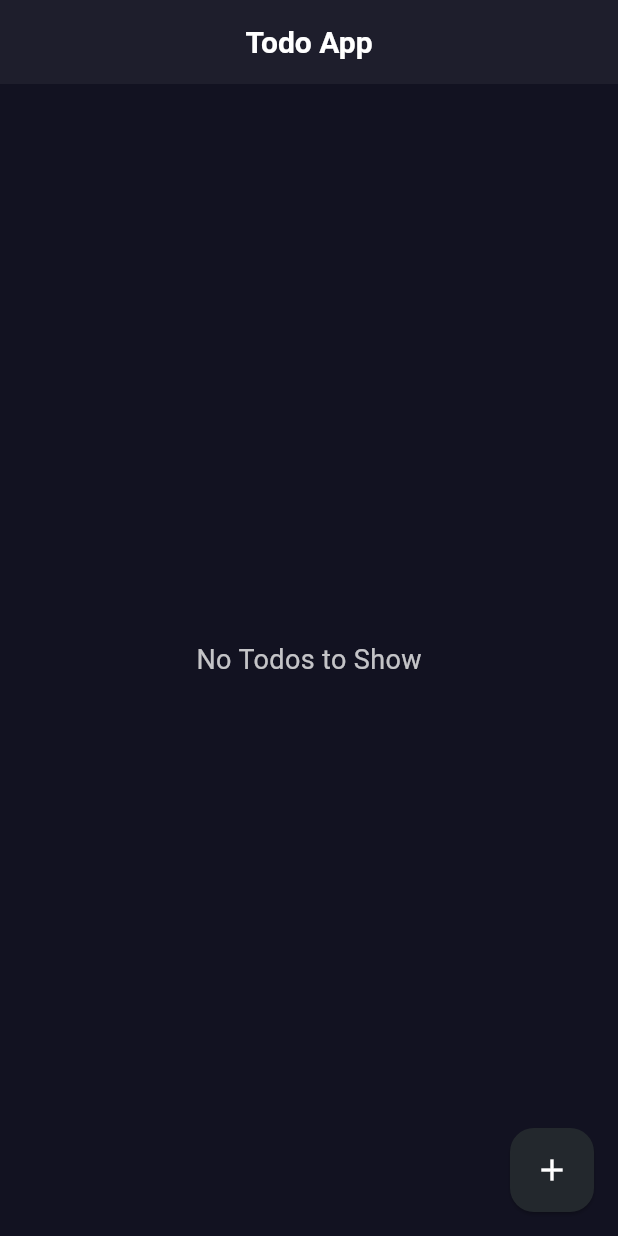
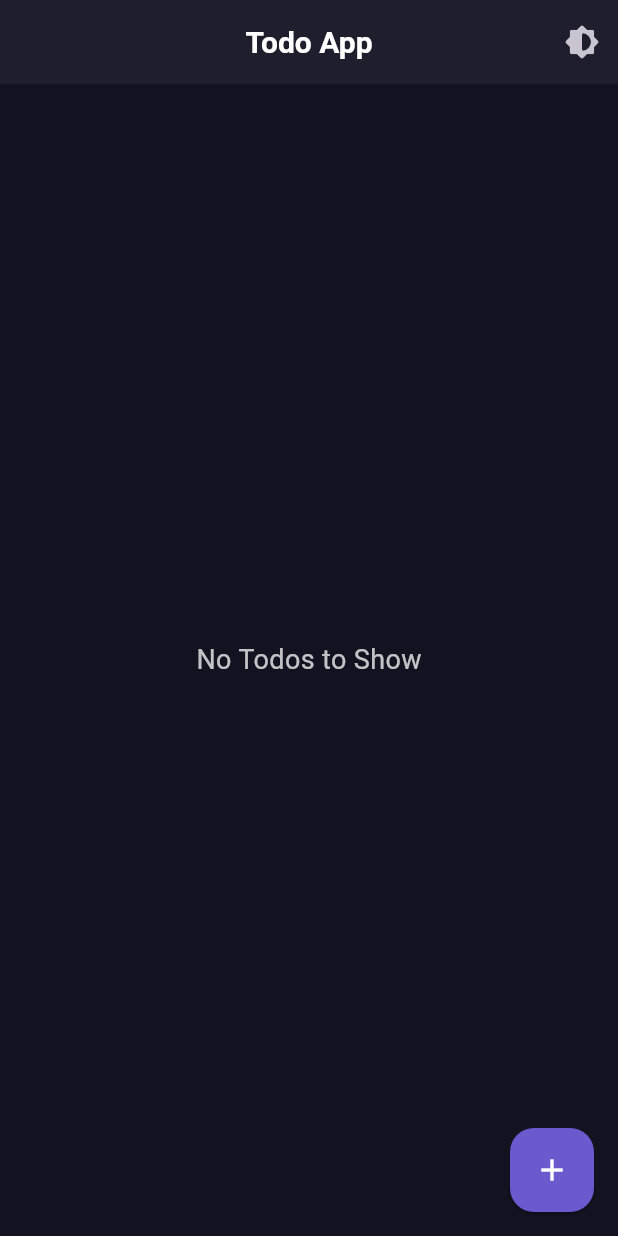
Before and after one commit to AtharvaParadkar/Todo-App, a Flutter app: the screen it shows after launch, on a phone screen of 412 x 824 dp. Run offline on Flutter 3.47's test engine with Material 3 defaults, Android fonts, the phone set to English and light mode, and no system bars.

Commit message:
Add Theme Notifier

```diff
--- a/lib/main.dart
+++ b/lib/main.dart
@@ -1,5 +1,6 @@
 import 'package:flutter/material.dart';
 import 'package:provider/provider.dart';
+import 'package:todo_app/notifier/theme_notifier.dart';
 import 'package:todo_app/notifier/todo_notifier.dart';
 import 'package:todo_app/theme/todo_theme.dart';
 import 'package:todo_app/screens/todolist.dart';
@@ -11,12 +12,19 @@ class MyApp extends StatelessWidget {
 
   @override
   Widget build(BuildContext context) {
-    return ChangeNotifierProvider(
-      create: (BuildContext context) => TodoNotifier(),
-      child: MaterialApp(
-        debugShowCheckedModeBanner: false,
-        theme: TodoTheme.darkTheme,
-        home: const TodoList(),
+    return MultiProvider(
+      providers: [
+        ChangeNotifierProvider(create: (_) => TodoNotifier()),
+        ChangeNotifierProvider(create: (_) => ThemeNotifier()),
+      ],
+      child: Consumer(
+        builder: (BuildContext context, ThemeNotifier notifier, Widget? child) {
+          return MaterialApp(
+            debugShowCheckedModeBanner: false,
+            theme: notifier.getMode() ? TodoTheme.darkTheme : ThemeData.light(),
+            home: const TodoList(),
+          );
+        },
       ),
     );
   }
--- /dev/null
+++ b/lib/notifier/theme_notifier.dart
@@ -0,0 +1,12 @@
+import 'package:flutter/material.dart';
+
+class ThemeNotifier extends ChangeNotifier {
+  bool _isDarkMode = true;
+
+  void setMode() {
+    _isDarkMode = !_isDarkMode;
+    notifyListeners();
+  }
+
+  bool getMode() => _isDarkMode;
+}
--- a/lib/screens/todolist.dart
+++ b/lib/screens/todolist.dart
@@ -1,5 +1,6 @@
 import 'package:flutter/material.dart';
 import 'package:provider/provider.dart';
+import 'package:todo_app/notifier/theme_notifier.dart';
 import 'package:todo_app/notifier/todo_notifier.dart';
 import 'package:todo_app/screens/new_todo.dart';
 
@@ -16,6 +17,12 @@ class _TodoListState extends State<TodoList> {
     return Scaffold(
       appBar: AppBar(
         title: const Text('Todo App'),
+        actions: [
+          IconButton(
+            onPressed: () => Provider.of<ThemeNotifier>(context,listen: false).setMode(),
+            icon: const Icon(Icons.brightness_6_rounded),
+          ),
+        ],
       ),
       body: Padding(
         padding: const EdgeInsets.all(10),
@@ -68,7 +75,6 @@ class _TodoListState extends State<TodoList> {
         ),
       ),
       floatingActionButton: FloatingActionButton(
-        backgroundColor: const Color.fromARGB(255, 35, 40, 45),
         elevation: 1,
         onPressed: () => Navigator.push(
             context, MaterialPageRoute(builder: (context) => NewTodo())),
```
